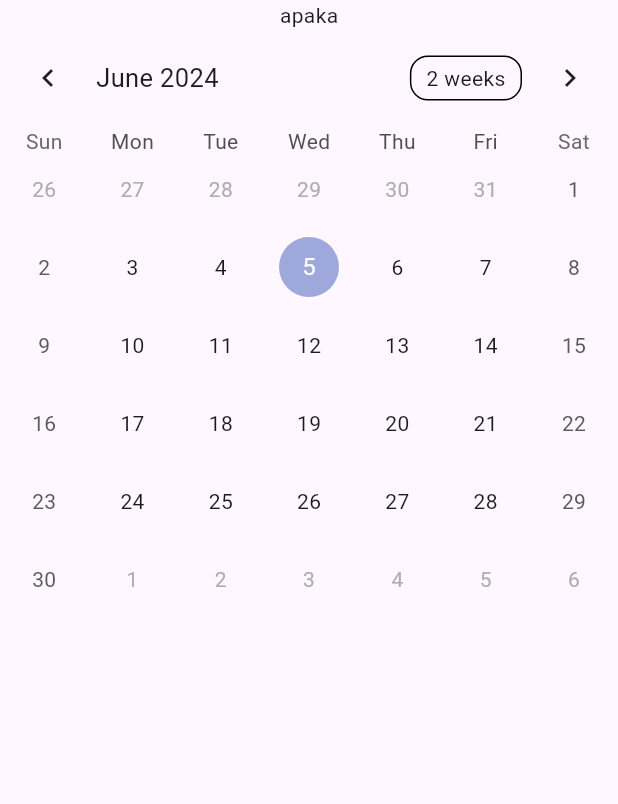
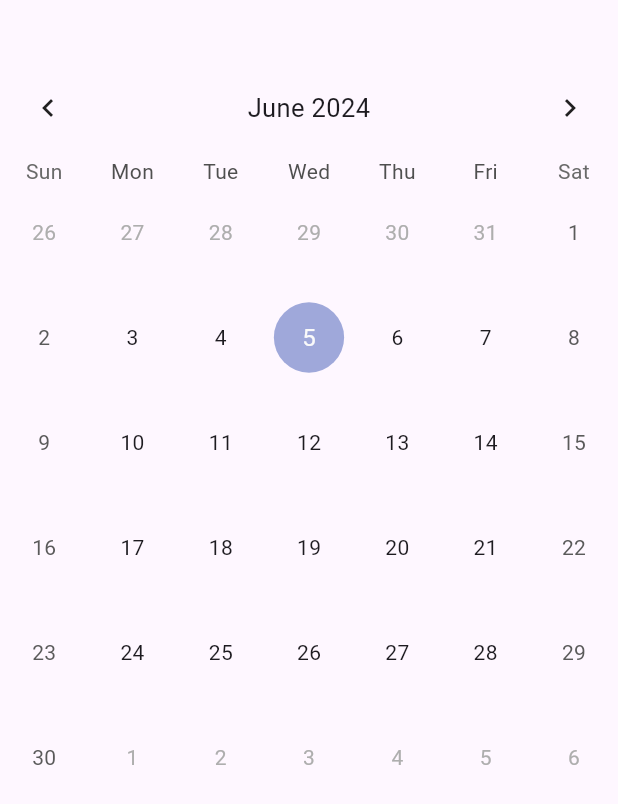
Before and after one commit to NaVindu0315/Calendar_App, a Flutter app: the screen it shows after launch, on a phone screen of 412 x 824 dp. Shown: the top 804 px of the screen. Run offline on Flutter 3.47's test engine with Material 3 defaults, Android fonts, the phone set to English and light mode, and no system bars; drawn by our look-alikes of table_calendar.

Commit message:
calendar chgned

```diff
--- a/lib/Calendar.dart
+++ b/lib/Calendar.dart
@@ -24,19 +24,28 @@ class _calState extends State<cal> {
   Widget build(BuildContext context) {
     return MaterialApp(
       home: Scaffold(
-        body: Column(
+        body: SafeArea(
+          child: Column(
             children: [
-            Text('apaka'),
+              SizedBox(
+                height: 40.0,
+              ),
               Container(
                 child: TableCalendar(
+                  rowHeight: 70,
+                  headerStyle: HeaderStyle(
+                      formatButtonVisible: false, titleCentered: true),
+                  availableGestures: AvailableGestures.all,
                   focusedDay: DateTime.now(),
                   firstDay: DateTime.utc(2010, 10, 16),
                   lastDay: DateTime.utc(2099, 12, 31),
+                  //onDaySelected: ,
                 ),
               )
             ],
           ),
         ),
+      ),
     );
   }
 }
```
Lines whose indentation alone changed are shown as unchanged.
